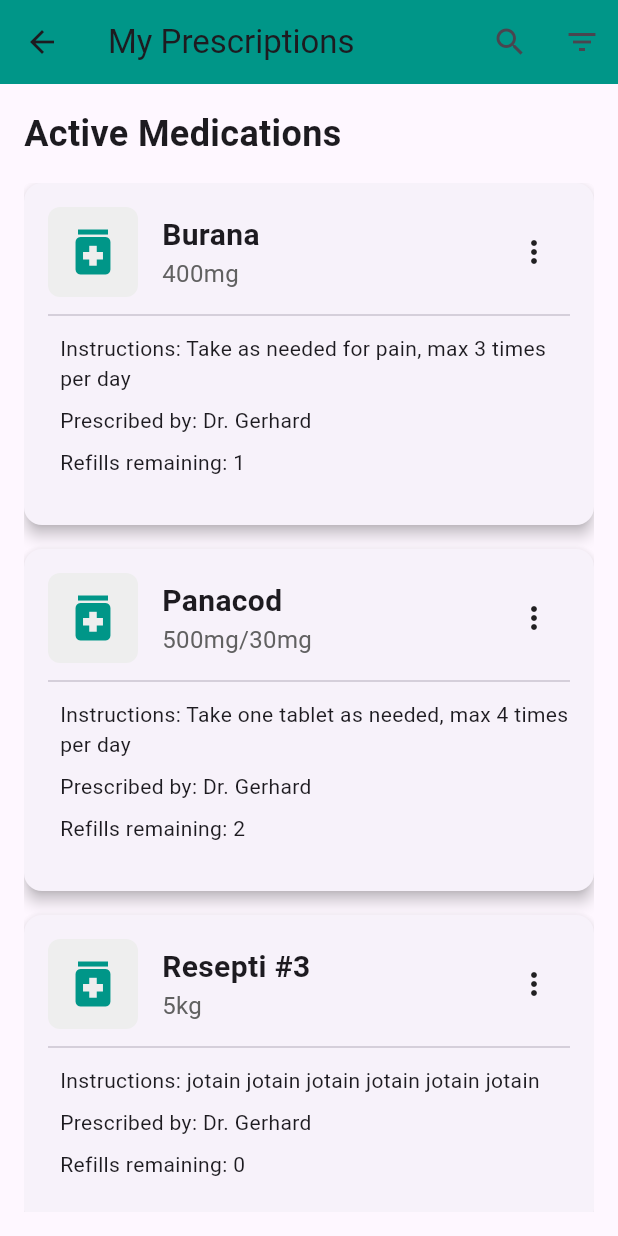
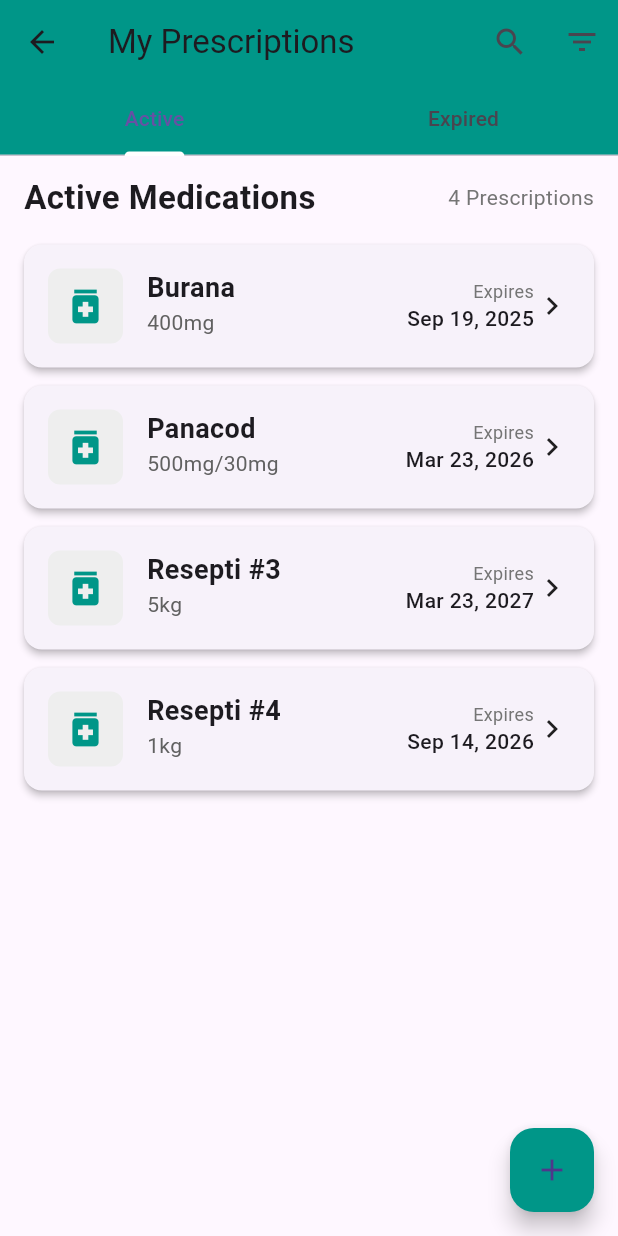
Before and after one commit to Jarwesbub/healthcare_superplatform, a Flutter app: the PrescriptionsPage screen opened directly, on a phone screen of 412 x 824 dp. Run offline on Flutter 3.47's test engine with Material 3 defaults, Android fonts, the phone set to English and light mode, and no system bars; our stand-ins replace flutter_svg, font_awesome_flutter, shared_preferences; accounts and stored records are empty.

Commit message:
resepti ja tiedot sivu lisätty

```diff
--- a/lib/models/medication.dart
+++ b/lib/models/medication.dart
@@ -4,9 +4,10 @@ class Medication {
   final String instructions;
   final String prescribedBy;
   final DateTime prescriptionDate;
+  final DateTime refillDate;
   final DateTime expirationDate;
-  final DateTime refillDate;
   final int remainingRefills;
+  final bool isActive;
 
   Medication({
     required this.name,
@@ -14,8 +15,9 @@ class Medication {
     required this.instructions,
     required this.prescribedBy,
     required this.prescriptionDate,
+    required this.refillDate,
     required this.expirationDate,
-    required this.refillDate,
     required this.remainingRefills,
+    this.isActive = true,
   });
 }
--- a/lib/pages/prescriptions_page.dart
+++ b/lib/pages/prescriptions_page.dart
@@ -3,12 +3,32 @@ import '../models/medication.dart';
 import '../services/medication_data_service.dart';
 import '../widgets/medication_card.dart';
 
-class PrescriptionsPage extends StatelessWidget {
+class PrescriptionsPage extends StatefulWidget {
   const PrescriptionsPage({Key? key}) : super(key: key);
 
   @override
+  State<PrescriptionsPage> createState() => _PrescriptionsPageState();
+}
+
+class _PrescriptionsPageState extends State<PrescriptionsPage> with SingleTickerProviderStateMixin {
+  late TabController _tabController;
+
+  @override
+  void initState() {
+    super.initState();
+    _tabController = TabController(length: 2, vsync: this);
+  }
+
+  @override
+  void dispose() {
+    _tabController.dispose();
+    super.dispose();
+  }
+
+  @override
   Widget build(BuildContext context) {
-    final List<Medication> medications = DummyDataService.getMedications();
+    final List<Medication> activeMedications = MedicationDataService.getActiveMedications();
+    final List<Medication> expiredMedications = MedicationDataService.getExpiredMedications();
 
     return Scaffold(
       appBar: AppBar(
@@ -18,32 +38,109 @@ class PrescriptionsPage extends StatelessWidget {
           IconButton(
             icon: const Icon(Icons.search),
             onPressed: () {
-              //Search (joskus)
+              // Add search functionality
             },
           ),
           IconButton(
             icon: const Icon(Icons.filter_list),
             onPressed: () {
-              //Filter (joskus)
+              // Add filter functionality
             },
           ),
         ],
+        bottom: TabBar(
+          controller: _tabController,
+          indicatorColor: Colors.white,
+          tabs: const [
+            Tab(text: 'Active'),
+            Tab(text: 'Expired'),
+          ],
         ),
-      body: Padding(
-        padding: const EdgeInsets.all(16.0),
+      ),
+      body: TabBarView(
+        controller: _tabController,
+        children: [
+          // Active Medications Tab
+          _buildMedicationList(
+            context,
+            activeMedications,
+            'Active Medications',
+            'No active prescriptions',
+          ),
+
+          // Expired Medications Tab
+          _buildMedicationList(
+            context,
+            expiredMedications,
+            'Prescription History',
+            'No expired prescriptions',
+          ),
+        ],
+      ),
+      floatingActionButton: FloatingActionButton(
+        backgroundColor: Colors.teal,
+        child: const Icon(Icons.add),
+        onPressed: () {
+          // Add new prescription functionality
+        },
+      ),
+    );
+  }
+
+  Widget _buildMedicationList(
+    BuildContext context,
+    List<Medication> medications,
+    String title,
+    String emptyMessage
+  ) {
+    return Padding(
+      padding: const EdgeInsets.symmetric(horizontal: 16.0, vertical: 12.0),
       child: Column(
         crossAxisAlignment: CrossAxisAlignment.start,
         children: [
-            const Text(
-              'Active Medications',
-              style: TextStyle(
-                fontSize: 24,
+          Row(
+            mainAxisAlignment: MainAxisAlignment.spaceBetween,
+            children: [
+              Text(
+                title,
+                style: const TextStyle(
+                  fontSize: 22,
                   fontWeight: FontWeight.bold,
                 ),
               ),
+              Text(
+                '${medications.length} Prescriptions',
+                style: TextStyle(
+                  fontSize: 14,
+                  color: Colors.grey.shade600,
+                ),
+              ),
+            ],
+          ),
           const SizedBox(height: 16),
           Expanded(
-              child: ListView.builder(
+            child: medications.isEmpty
+                ? Center(
+                    child: Column(
+                      mainAxisAlignment: MainAxisAlignment.center,
+                      children: [
+                        Icon(
+                          Icons.medication_outlined,
+                          size: 64,
+                          color: Colors.grey.shade400,
+                        ),
+                        const SizedBox(height: 16),
+                        Text(
+                          emptyMessage,
+                          style: TextStyle(
+                            fontSize: 18,
+                            color: Colors.grey.shade600,
+                          ),
+                        ),
+                      ],
+                    ),
+                  )
+                : ListView.builder(
                     itemCount: medications.length,
                     itemBuilder: (context, index) {
                       return MedicationCard(medication: medications[index]);
@@ -52,7 +149,6 @@ class PrescriptionsPage extends StatelessWidget {
           ),
         ],
       ),
-      ),
     );
   }
 }
--- a/lib/services/medication_data_service.dart
+++ b/lib/services/medication_data_service.dart
@@ -1,6 +1,6 @@
 import '../models/medication.dart';
 
-class DummyDataService {
+class MedicationDataService {
   static List<Medication> getMedications() {
     return [
           Medication(
@@ -12,6 +12,7 @@ class DummyDataService {
             refillDate: DateTime.now().add(const Duration(days: 20)),
             expirationDate: DateTime.now().add(const Duration(days: 180)),
             remainingRefills: 1,
+            isActive: true,
           ),
           Medication(
             name: "Panacod",
@@ -19,9 +20,10 @@ class DummyDataService {
             instructions: "Take one tablet as needed, max 4 times per day",
             prescribedBy: "Dr. Gerhard",
             prescriptionDate: DateTime.now().subtract(const Duration(days: 5)),
-            refillDate: DateTime.now().add(const Duration(days: 25)),
+            refillDate: DateTime.now().add(const Duration(days: 3)),
             expirationDate: DateTime.now().add(const Duration(days: 365)),
             remainingRefills: 2,
+            isActive: true,
           ),
           Medication(
             name: "Resepti #3",
@@ -32,6 +34,7 @@ class DummyDataService {
             refillDate: DateTime.now().add(const Duration(days: 8)),
             expirationDate: DateTime.now().add(const Duration(days: 730)),
             remainingRefills: 0,
+            isActive: true,
           ),
           Medication(
             name: "Resepti #4",
@@ -42,7 +45,37 @@ class DummyDataService {
             refillDate: DateTime.now().add(const Duration(days: 40)),
             expirationDate: DateTime.now().add(const Duration(days: 540)),
             remainingRefills: 3,
+            isActive: true,
+          ),
+          Medication(
+            name: "Resepti #5",
+            dosage: "100mg",
+            instructions: "jotain jotain jotain jotain jotain jotain",
+            prescribedBy: "Dr. Gerhard",
+            prescriptionDate: DateTime.now().subtract(const Duration(days: 100)),
+            refillDate: DateTime.now().subtract(const Duration(days: 70)),
+            expirationDate: DateTime.now().subtract(const Duration(days: 10)),
+            remainingRefills: 0,
+            isActive: false,
+          ),
+          Medication(
+            name: "Resepti #6",
+            dosage: "200mg",
+            instructions: "jotain jotain jotain jotain jotain jotain",
+            prescribedBy: "Dr. Gerhard",
+            prescriptionDate: DateTime.now().subtract(const Duration(days: 250)),
+            refillDate: DateTime.now().subtract(const Duration(days: 200)),
+            expirationDate: DateTime.now().subtract(const Duration(days: 100)),
+            remainingRefills: 0,
+            isActive: false,
           ),
     ];
   }
+  static List<Medication> getActiveMedications() {
+    return getMedications().where((med) => med.isActive).toList();
+  }
+
+  static List<Medication> getExpiredMedications() {
+    return getMedications().where((med) => !med.isActive).toList();
+  }
 }
--- a/lib/widgets/medication_card.dart
+++ b/lib/widgets/medication_card.dart
@@ -1,6 +1,7 @@
 import 'package:flutter/material.dart';
 import '../models/medication.dart';
 import 'package:intl/intl.dart';
+import '../pages/prescription_detail_page.dart';
 
 class MedicationCard extends StatelessWidget {
   final Medication medication;
@@ -15,28 +16,35 @@ class MedicationCard extends StatelessWidget {
     final bool needsRefill = medication.refillDate.difference(DateTime.now()).inDays <= 3;
 
     return Card(
-      margin: const EdgeInsets.only(bottom: 16.0),
-      elevation: 4,
+      margin: const EdgeInsets.only(bottom: 12.0),
+      elevation: 2,
       shape: RoundedRectangleBorder(
         borderRadius: BorderRadius.circular(12),
       ),
+      child: InkWell(
+        onTap: () {
+          Navigator.push(
+            context,
+            MaterialPageRoute(
+              builder: (context) => PrescriptionDetailPage(medication: medication),
+            ),
+          );
+        },
+        borderRadius: BorderRadius.circular(12),
         child: Padding(
           padding: const EdgeInsets.all(16.0),
-        child: Column(
-          crossAxisAlignment: CrossAxisAlignment.start,
-          children: [
-            Row(
+          child: Row(
             children: [
               Container(
-                  width: 60,
-                  height: 60,
+                width: 50,
+                height: 50,
                 decoration: BoxDecoration(
                   color: Colors.grey.shade200,
                   borderRadius: BorderRadius.circular(8),
                 ),
                 child: const Icon(
                   Icons.medication,
-                    size: 40,
+                  size: 30,
                   color: Colors.teal,
                 ),
               ),
@@ -48,93 +56,48 @@ class MedicationCard extends StatelessWidget {
                     Text(
                       medication.name,
                       style: const TextStyle(
-                          fontSize: 20,
+                        fontSize: 18,
                         fontWeight: FontWeight.bold,
                       ),
                     ),
                     Text(
                       medication.dosage,
                       style: TextStyle(
-                          fontSize: 16,
+                        fontSize: 14,
                         color: Colors.grey.shade700,
                       ),
+                    ),
+                    const SizedBox(height: 4),
+                    if (needsRefill)
+                      Row(
+                        //refill text
                       ),
                   ],
                 ),
               ),
-                PopupMenuButton(
-                  icon: const Icon(Icons.more_vert),
-                  itemBuilder: (context) => [
-                    const PopupMenuItem(
-                      value: 'details',
-                      child: Text('View Details'),
-                    ),
-                    const PopupMenuItem(
-                      value: 'refill',
-                      child: Text('Request Refill'),
-                    ),
-                  ],
-                  onSelected: (value) {
-                    //Joku hieno valikointi menu jos jaksaa
-                  },
-                ),
-              ],
-            ),
-            const Divider(height: 24),
-            Padding(
-              padding: const EdgeInsets.only(left: 8.0),
-              child: Column(
-                crossAxisAlignment: CrossAxisAlignment.start,
+              Column(
+                mainAxisAlignment: MainAxisAlignment.center,
+                crossAxisAlignment: CrossAxisAlignment.end,
                 children: [
                   Text(
-                    'Instructions: ${medication.instructions}',
-                    style: const TextStyle(fontSize: 14),
-                  ),
-                  const SizedBox(height: 8),
-                  Text(
-                    'Prescribed by: ${medication.prescribedBy}',
-                    style: const TextStyle(fontSize: 14),
-                  ),
-                  const SizedBox(height: 8),
-                  Text(
-                    'Refills remaining: ${medication.remainingRefills}',
-                    style: const TextStyle(fontSize: 14),
-                  ),
-                ],
+                    'Expires',
+                    style: TextStyle(
+                      fontSize: 12,
+                      color: Colors.grey.shade600,
                     ),
                   ),
-            const SizedBox(height: 16),
-            if (needsRefill)
-              Container(
-                padding: const EdgeInsets.symmetric(
-                  horizontal: 12,
-                  vertical: 6,
-                ),
-                decoration: BoxDecoration(
-                  color: Colors.red.shade100,
-                  borderRadius: BorderRadius.circular(12),
-                  border: Border.all(color: Colors.red.shade300),
-                ),
-                child: Row(
-                  mainAxisSize: MainAxisSize.min,
-                  children: [
-                    Icon(
-                      Icons.warning_amber_rounded,
-                      size: 18,
-                      color: Colors.red.shade700,
-                    ),
-                    const SizedBox(width: 4),
                   Text(
-                      'Refill by ${DateFormat('MMM d, yyyy').format(medication.refillDate)}',
-                      style: TextStyle(
-                        color: Colors.red.shade700,
+                    DateFormat('MMM d, yyyy').format(medication.expirationDate),
+                    style: const TextStyle(
+                      fontSize: 14,
                       fontWeight: FontWeight.w500,
                     ),
                   ),
                 ],
               ),
+              const Icon(Icons.chevron_right),
+            ],
           ),
-          ],
         ),
       ),
     );
```
Also changed, not shown: lib/pages/prescription_detail_page.dart (added, +250 -0 lines). Lines whose indentation alone changed are shown as unchanged.
